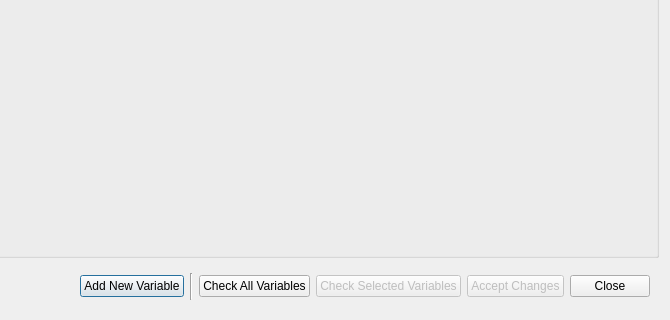
Old version of the form opus_gui/config/generalmanager/all_variables_edit.ui in the repository psrc/urbansim; both pictures show x 330 to 1000 and y 280 to 600 of the 1000 by 600 pixel window.
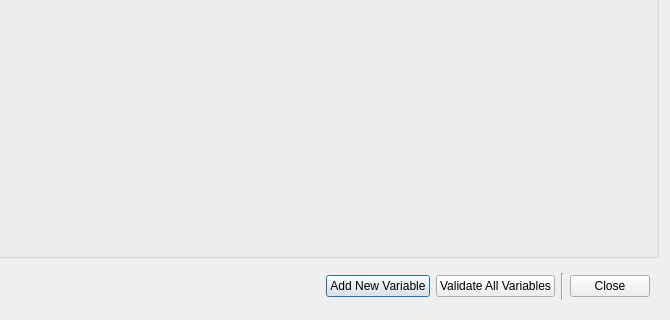
New version of the form.

Commit message: simplifying variable library buttons; adding check syntax/data actions on each variable

```diff
--- a/opus_gui/config/generalmanager/all_variables_edit.ui
+++ b/opus_gui/config/generalmanager/all_variables_edit.ui
@@ -54,6 +54,16 @@
         </property>
        </widget>
       </item>
+      <item>
+       <widget class="QPushButton" name="checkAllVariables" >
+        <property name="toolTip" >
+         <string>Checks all variable syntax and makes sure that it can be computed on the baseyear data.</string>
+        </property>
+        <property name="text" >
+         <string>Validate All Variables</string>
+        </property>
+       </widget>
+      </item>
       <item>
        <widget class="Line" name="line" >
         <property name="orientation" >
@@ -61,33 +71,6 @@
         </property>
        </widget>
       </item>
-      <item>
-       <widget class="QPushButton" name="checkAllVariables" >
-        <property name="text" >
-         <string>Check All Variables</string>
-        </property>
-       </widget>
-      </item>
-      <item>
-       <widget class="QPushButton" name="checkSelectedVariables" >
-        <property name="enabled" >
-         <bool>false</bool>
-        </property>
-        <property name="text" >
-         <string>Check Selected Variables</string>
-        </property>
-       </widget>
-      </item>
-      <item>
-       <widget class="QPushButton" name="saveChanges" >
-        <property name="enabled" >
-         <bool>false</bool>
-        </property>
-        <property name="text" >
-         <string>Accept Changes</string>
-        </property>
-       </widget>
-      </item>
       <item>
        <widget class="QPushButton" name="cancelWindow" >
         <property name="text" >
```
Left out of the diff: 2 changed lines with no effect on the pictures. The commit also changes 3 other files.
